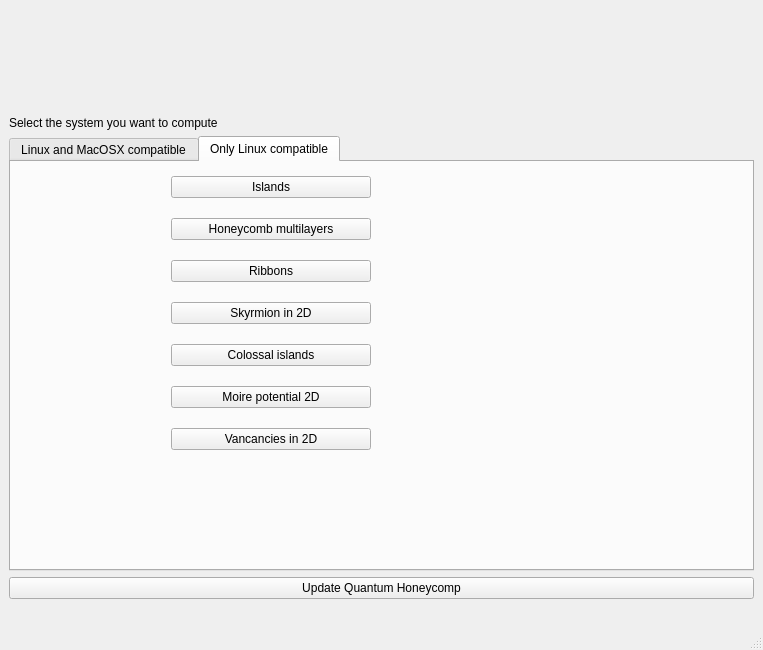
The window that development/interface-pyqt/system_selection/interface.ui (joselado/quantum-honeycomp) describes before a commit, drawn with Qt 5.
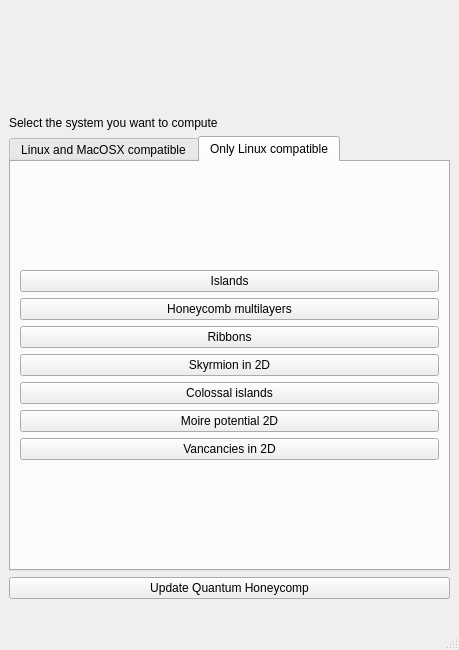
The same window after the commit. The open tabs and pages were chosen to show the change.

```diff
--- a/development/interface-pyqt/system_selection/interface.ui
+++ b/development/interface-pyqt/system_selection/interface.ui
@@ -6,7 +6,7 @@
    <rect>
     <x>0</x>
     <y>0</y>
-    <width>763</width>
+    <width>459</width>
     <height>650</height>
    </rect>
   </property>
@@ -23,6 +23,12 @@
         <height>101</height>
        </size>
       </property>
+      <property name="maximumSize">
+       <size>
+        <width>745</width>
+        <height>101</height>
+       </size>
+      </property>
       <property name="text">
        <string/>
       </property>
@@ -134,15 +140,8 @@
        <attribute name="title">
         <string>Only Linux compatible</string>
        </attribute>
-       <widget class="QWidget" name="gridLayoutWidget">
-        <property name="geometry">
-         <rect>
-          <x>160</x>
-          <y>0</y>
-          <width>200</width>
-          <height>302</height>
-         </rect>
-        </property>
+       <layout class="QVBoxLayout" name="verticalLayout_2">
+        <item>
         <layout class="QGridLayout" name="gridLayout">
          <item row="6" column="0">
           <widget class="QPushButton" name="skyrmion">
@@ -194,7 +193,8 @@
           </widget>
          </item>
         </layout>
-       </widget>
+        </item>
+       </layout>
       </widget>
      </widget>
     </item>
```
Left out of the diff: 4 changed lines with no effect on the pictures. Lines whose indentation alone changed are shown as unchanged.
